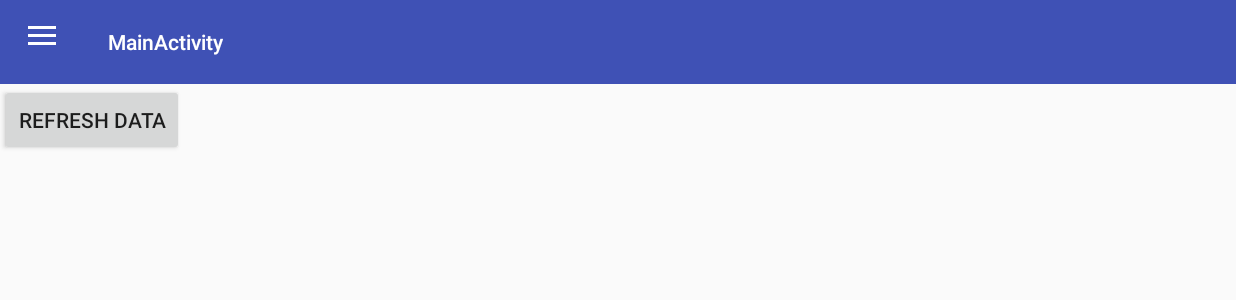
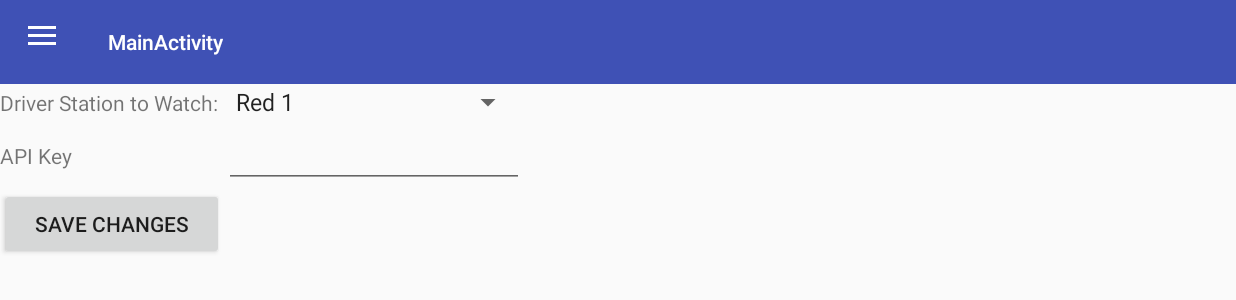
Before and after one commit to oa10712/FRCScouting, an Android app: the fragment SettingsFragment placed in its activity, on a phone screen of 824 x 412 dp (held sideways). Shown: the top 300 px of the screen. Run offline under Robolectric (Android 15) with nearby library versions, the phone set to English and light mode, and no system bars.

Commit message:
Added some options to the settings fragment; Added functional save button to settings fragment; Added instance variable to MainActivity

```diff
--- a/app/src/main/java/com/team3313/frcscouting/MainActivity.java
+++ b/app/src/main/java/com/team3313/frcscouting/MainActivity.java
@@ -30,12 +30,13 @@ import java.io.IOException;
 import java.io.InputStream;
 import java.io.InputStreamReader;
 import java.io.OutputStreamWriter;
+import java.util.Objects;
 
 public class MainActivity extends AppCompatActivity {
-
     public static String regional;
     public static JSONArray matchData;
     public static JSONObject config;
+    public static MainActivity instance;
     Toolbar toolbar;
     android.support.v7.app.ActionBarDrawerToggle mDrawerToggle;
     private String[] mNavigationDrawerItemTitles;
@@ -72,7 +73,7 @@ public class MainActivity extends AppCompatActivity {
         mDrawerLayout = (DrawerLayout) findViewById(R.id.drawer_layout);
         mDrawerLayout.setDrawerListener(mDrawerToggle);
         setupDrawerToggle();
-
+        instance = this;
     }
 
     private void selectItem(int position) {
@@ -103,7 +104,7 @@ public class MainActivity extends AppCompatActivity {
 
             mDrawerList.setItemChecked(position, true);
             mDrawerList.setSelection(position);
-            // setTitle(mNavigationDrawerItemTitles[position]);
+            setTitle(mNavigationDrawerItemTitles[position]);
             mDrawerLayout.closeDrawer(mDrawerList);
 
         } else {
@@ -128,7 +129,7 @@ public class MainActivity extends AppCompatActivity {
     protected void onStart() {
         super.onStart();
         String configString = readFromFile("config.json");
-        if (configString != "") {
+        if (!Objects.equals(configString, "")) {
             try {
                 config = new JSONObject(configString);
             } catch (JSONException e) {
@@ -139,7 +140,7 @@ public class MainActivity extends AppCompatActivity {
             config = new JSONObject();
         }
         String matches = readFromFile("regional-matches.json");
-        if (matches != "") {
+        if (!Objects.equals(matches, "")) {
             try {
                 matchData = new JSONArray(matches);
             } catch (JSONException e) {
@@ -225,6 +226,10 @@ public class MainActivity extends AppCompatActivity {
         return ret;
     }
 
+    public void saveConfig() {
+        writeToFile(config.toString(), "config.json");
+    }
+
     private class DrawerItemClickListener implements ListView.OnItemClickListener {
 
         @Override
--- a/app/src/main/java/com/team3313/frcscouting/fragments/SettingsFragment.java
+++ b/app/src/main/java/com/team3313/frcscouting/fragments/SettingsFragment.java
@@ -9,19 +9,106 @@ import android.support.v4.app.Fragment;
 import android.view.LayoutInflater;
 import android.view.View;
 import android.view.ViewGroup;
+import android.widget.AdapterView;
+import android.widget.ArrayAdapter;
+import android.widget.Button;
+import android.widget.EditText;
+import android.widget.ScrollView;
+import android.widget.Spinner;
+import android.widget.TableLayout;
+import android.widget.TableRow;
+import android.widget.TextView;
+import android.widget.Toast;
 
+import com.team3313.frcscouting.MainActivity;
 import com.team3313.frcscouting.R;
 
+import org.json.JSONException;
 
-public class SettingsFragment extends Fragment {
+
+public class SettingsFragment extends Fragment implements AdapterView.OnItemSelectedListener {
+
+    TableLayout tableLayout;
+    ScrollView scrollView;
+    Spinner spinner;
+    EditText apiKey;
 
     public SettingsFragment() {
     }
 
     @Override
     public View onCreateView(LayoutInflater inflater, ViewGroup container, Bundle savedInstanceState) {
+        tableLayout = new TableLayout(getContext());
+        scrollView = new ScrollView(getContext());
 
-        return inflater.inflate(R.layout.fragment_settings, container, false);
+        TableRow stationRow = new TableRow(getContext());
+        TextView spinnerLabel = new TextView(getContext());
+        spinnerLabel.setText("Driver Station to Watch: ");
+        stationRow.addView(spinnerLabel);
+        spinner = new Spinner(getContext());
+        // Create an ArrayAdapter using the string array and a default spinner layout
+        ArrayAdapter<CharSequence> adapter = ArrayAdapter.createFromResource(getActivity(),
+                R.array.driver_station, android.R.layout.simple_spinner_item);
+        // Specify the layout to use when the list of choices appears
+        adapter.setDropDownViewResource(android.R.layout.simple_spinner_dropdown_item);
+        // Apply the adapter to the spinner.
+        spinner.setAdapter(adapter);
+        spinner.setOnItemSelectedListener(this);
+        try {
+            spinner.setSelection(MainActivity.config.getInt("station"));
+        } catch (JSONException e) {
+        }
+        stationRow.addView(spinner);
+
+
+        TableRow apiRow = new TableRow(getActivity());
+        TextView apiLabel = new TextView(getContext());
+        apiLabel.setText("API Key");
+        apiRow.addView(apiLabel);
+        apiKey = new EditText(getContext());
+        apiKey.setWidth(300);
+        try {
+            apiKey.setText(MainActivity.config.getString("apiKey"));
+        } catch (JSONException e) {
+            apiKey.setText("");
+        }
+        apiRow.addView(apiKey);
+
+        TableRow saveRow = new TableRow(getContext());
+        Button saveButton = new Button(getActivity());
+        saveButton.setText("Save changes");
+        saveButton.setOnClickListener(new View.OnClickListener() {
+            @Override
+            public void onClick(View v) {
+                try {
+                    MainActivity.config.put("apiKey", apiKey.getText().toString());
+                    MainActivity.instance.saveConfig();
+                    Toast.makeText(getContext(), "Config Saved", Toast.LENGTH_SHORT).show();
+                } catch (JSONException e) {
+                }
+            }
+        });
+        saveRow.addView(saveButton);
+
+        tableLayout.addView(stationRow);
+        tableLayout.addView(apiRow);
+        tableLayout.addView(saveRow);
+        scrollView.addView(tableLayout);
+        return scrollView;
     }
 
+    public void onItemSelected(AdapterView<?> parent, View view, int pos, long id) {
+        // An item was selected. You can retrieve the selected item using
+        // parent.getItemAtPosition(pos)
+        try {
+            MainActivity.config.put("station", pos);
+        } catch (JSONException e) {
+            e.printStackTrace();
+        }
+
+    }
+
+    public void onNothingSelected(AdapterView<?> parent) {
+        // Another interface callback
+    }
 }
--- a/app/src/main/res/values/strings.xml
+++ b/app/src/main/res/values/strings.xml
@@ -10,5 +10,14 @@
         <item>Schedule</item>
         <item>Pit Scouting</item>
         <item>Rankings</item>
+        <item>Settings</item>
+    </string-array>
+    <string-array name="driver_station">
+        <item>Red 1</item>
+        <item>Red 2</item>
+        <item>Red 3</item>
+        <item>Blue 1</item>
+        <item>Blue 2</item>
+        <item>Blue 3</item>
     </string-array>
 </resources>
```
Also changed, not shown: app/src/main/res/layout/fragment_settings.xml (+24 -2 lines).
